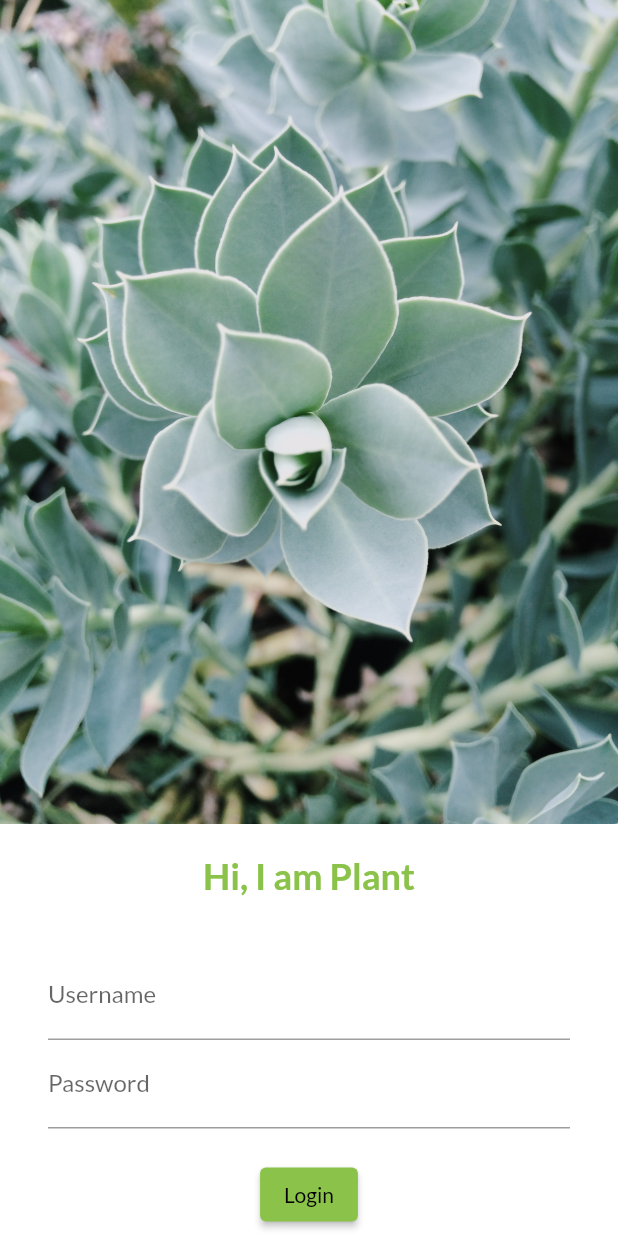
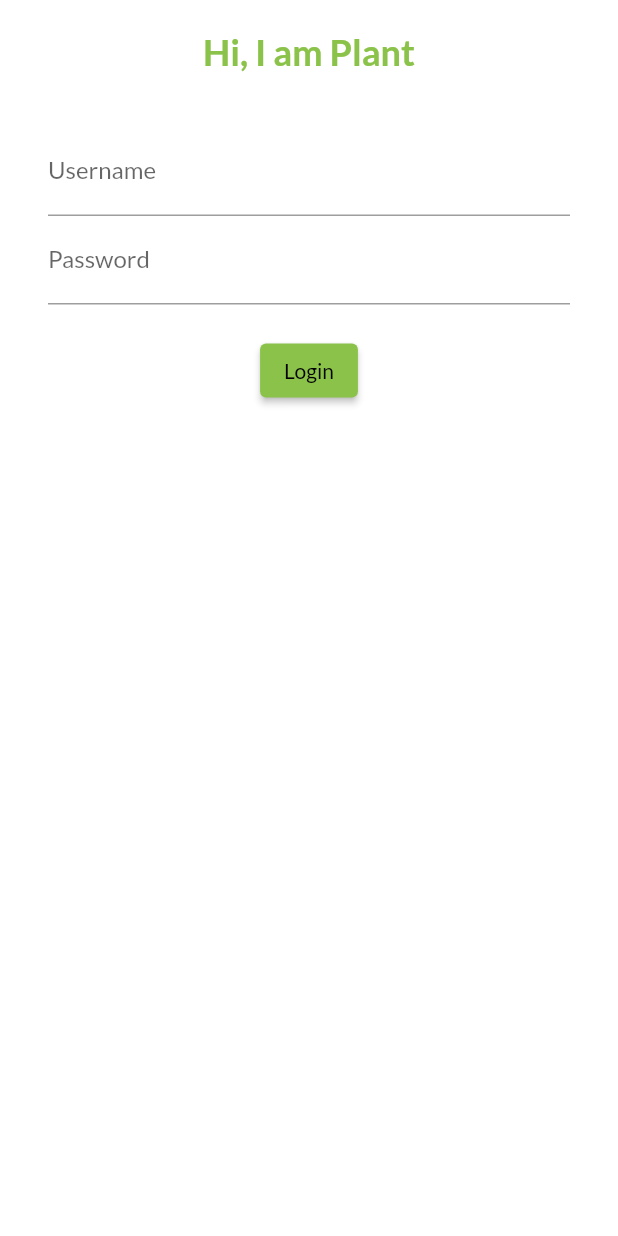
Before and after one commit to ShashankAgarwal77/30DaysOfFlutter, a Flutter app: the screen it shows after launch, on a phone screen of 412 x 824 dp. Run offline on Flutter 3.47's test engine with Material 2 defaults, Android fonts, the phone set to English and light mode, and no system bars; our stand-ins replace google_fonts.

Commit message:
img removed for now

```diff
--- a/lib/pages/login_page.dart
+++ b/lib/pages/login_page.dart
@@ -7,10 +7,10 @@ class LoginPage extends StatelessWidget {
         color: Colors.white,
         child: Column(
           children: [
-            Image.asset(
-              "assets/images/login_img.jpg",
-              fit: BoxFit.cover,
-            ),
+            // Image.asset(
+            //   "assets/images/login_img.jpg",
+            //   fit: BoxFit.cover,
+            // ),
             SizedBox(height: 20.0),
             Text(
               "Hi, I am Plant",
```
